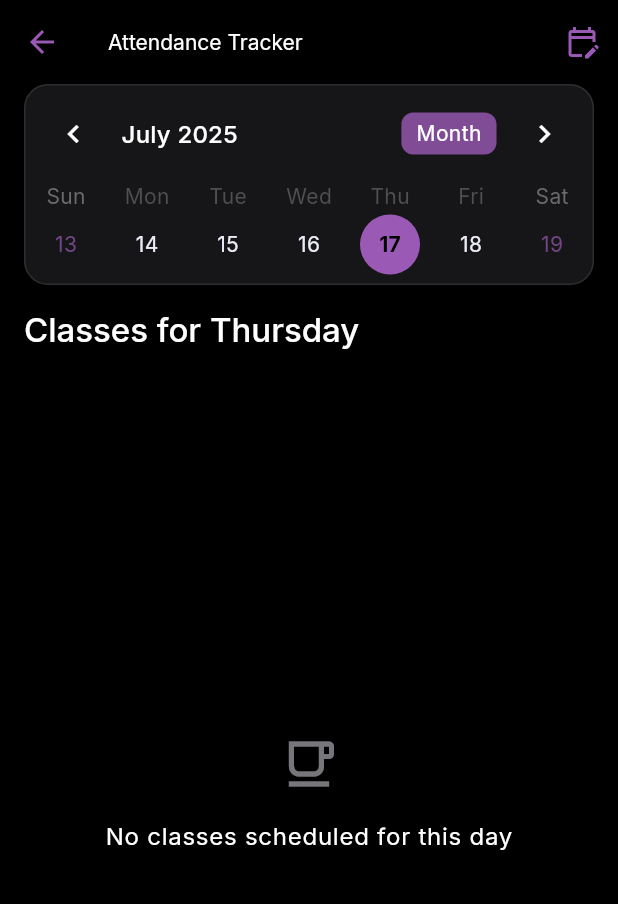
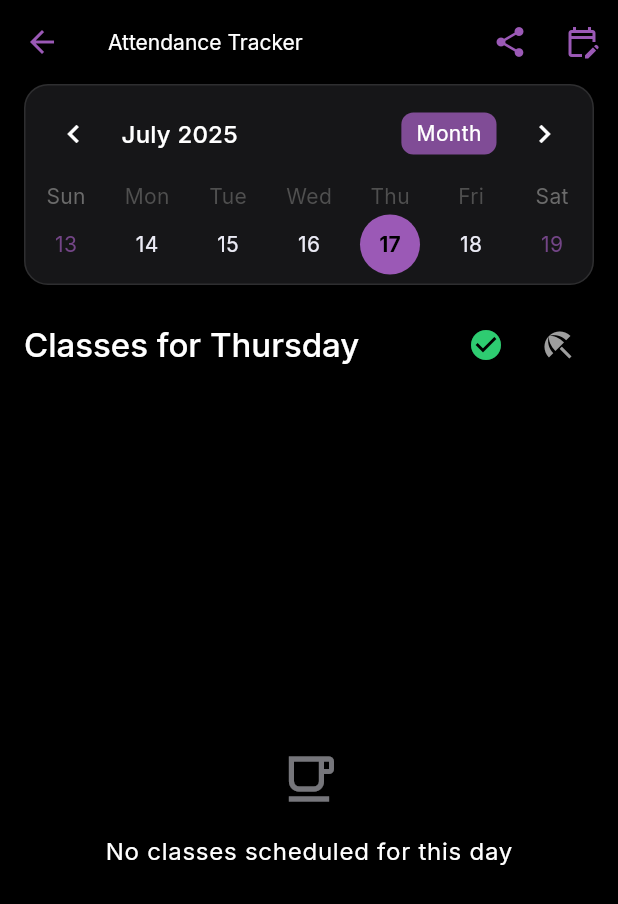
Before and after one commit to akshat2474/TimeWise, a Flutter app: the AttendanceScreen screen opened directly, on a phone screen of 412 x 824 dp. Shown: the top 904 px of the screen. Run offline on Flutter 3.47's test engine with Material 3 defaults, Android fonts, the phone set to English and light mode, and no system bars; drawn by our look-alikes of table_calendar; our stand-ins replace csv, fl_chart, flutter_colorpicker, flutter_local_notifications, google_fonts, percent_indicator and 3 more; accounts and stored records are empty.

Commit message:
added new features

```diff
--- a/lib/models/subject_model.dart
+++ b/lib/models/subject_model.dart
@@ -1,3 +1,4 @@
+import 'package:flutter/material.dart';
 import 'package:uuid/uuid.dart';
 
 enum SubjectType { theory, practical, elective }
@@ -10,6 +11,7 @@ class Subject {
   final bool hasPractical;
   final CreditType creditType;
   final SubjectType subjectType;
+  Color color;
 
   Subject({
     String? id,
@@ -17,7 +19,9 @@ class Subject {
     required this.hasPractical,
     required this.creditType,
     required this.subjectType,
+    this.color = Colors.blue,
   }) : id = id ?? const Uuid().v4();
+
   int get totalTheoryHours {
     if (creditType == CreditType.fourCredit) {
       return hasPractical ? 42 : 42;
@@ -63,6 +67,7 @@ class Subject {
       'hasPractical': hasPractical,
       'creditType': creditType.name,
       'subjectType': subjectType.name,
+      'color': color.value,
     };
   }
 
@@ -77,16 +82,18 @@ class Subject {
       subjectType: SubjectType.values.firstWhere(
         (e) => e.name == json['subjectType'],
       ),
+      color: Color(json['color']),
     );
   }
 
-  Subject copyWith({String? name}) {
+  Subject copyWith({String? name, Color? color}) {
     return Subject(
       id: id,
       name: name ?? this.name,
       hasPractical: hasPractical,
       creditType: creditType,
       subjectType: subjectType,
+      color: color ?? this.color,
     );
   }
 }
--- a/lib/screens/attendance_screen.dart
+++ b/lib/screens/attendance_screen.dart
@@ -5,6 +5,8 @@ import 'package:provider/provider.dart';
 import 'package:table_calendar/table_calendar.dart';
 import 'package:percent_indicator/percent_indicator.dart';
 import 'package:timewise_dtu/models/subject_model.dart';
+import 'package:timewise_dtu/screens/subject_details_screen.dart';
+import 'package:timewise_dtu/services/export_service.dart';
 import 'timetable_grid_screen.dart';
 import '../models/timetable_model.dart';
 import '../theme/app_theme.dart';
@@ -20,6 +22,7 @@ class _AttendanceScreenState extends State<AttendanceScreen> {
   late DateTime _selectedDate;
   late DateTime _focusedDate;
   CalendarFormat _calendarFormat = CalendarFormat.week;
+  final ExportService _exportService = ExportService();
 
   @override
   void initState() {
@@ -82,19 +85,14 @@ class _AttendanceScreenState extends State<AttendanceScreen> {
                   Container(
                     padding: const EdgeInsets.all(10),
                     decoration: BoxDecoration(
-                      color: (classInfo.isTheory
-                              ? AppTheme.accentBlue
-                              : theme.colorScheme.secondary)
-                          .withOpacity(0.15),
+                      color: (classInfo.subject.color).withOpacity(0.15),
                       borderRadius: BorderRadius.circular(12),
                     ),
                     child: Icon(
                       classInfo.isTheory
                           ? Icons.book_outlined
                           : Icons.science_outlined,
-                      color: classInfo.isTheory
-                          ? AppTheme.accentBlue
-                          : theme.colorScheme.secondary,
+                      color: classInfo.subject.color,
                       size: 24,
                     ),
                   ),
@@ -348,6 +346,8 @@ class _AttendanceScreenState extends State<AttendanceScreen> {
         final dayName = _getDayName(_selectedDate);
         final classesForSelectedDay =
             _isWeekday(_selectedDate) ? model.getClassesForDay(dayName) : [];
+        final heatmapData = model.getCalendarHeatmapData();
+
         return Scaffold(
           body: CustomScrollView(
             slivers: [
@@ -356,6 +356,11 @@ class _AttendanceScreenState extends State<AttendanceScreen> {
                 pinned: true,
                 floating: true,
                 actions: [
+                  IconButton(
+                    onPressed: () => _exportService.exportAttendance(model.attendanceRecords),
+                    icon: const Icon(Icons.share),
+                    tooltip: 'Export Attendance',
+                  ),
                   IconButton(
                     onPressed: _showEditOptions,
                     icon: const Icon(Icons.edit_calendar_outlined),
@@ -420,44 +425,18 @@ class _AttendanceScreenState extends State<AttendanceScreen> {
                         shape: BoxShape.circle,
                       ),
                     ),
-                    eventLoader: (day) {
-                      final recordsForDay = model.attendanceRecords
-                          .where((record) => isSameDay(record.date, day));
-                      return recordsForDay.isNotEmpty ? [1] : [];
-                    },
                     calendarBuilders: CalendarBuilders(
                       markerBuilder: (context, day, events) {
-                        if (events.isEmpty) return null;
-
-                        final records = model.attendanceRecords
-                            .where((record) => isSameDay(record.date, day))
-                            .toList();
-
-                        if (records.isEmpty) return null;
-
-                        Color markerColor;
-                        if (records
-                            .any((r) => r.status == AttendanceStatus.absent)) {
-                          markerColor = theme.colorScheme.error;
-                        } else if (records.any(
-                            (r) => r.status == AttendanceStatus.massBunk)) {
-                          markerColor = Colors.orangeAccent;
-                        } else if (records
-                            .any((r) => r.status == AttendanceStatus.present)) {
-                          markerColor = theme.colorScheme.secondary;
-                        } else {
-                          markerColor = Colors.grey;
-                        }
-
+                        final date = DateTime(day.year, day.month, day.day);
+                        if (heatmapData.containsKey(date)) {
                           return Container(
-                          width: 7,
-                          height: 7,
-                          margin: const EdgeInsets.symmetric(horizontal: 1.5),
                             decoration: BoxDecoration(
+                              color: heatmapData[date]!.withOpacity(0.5),
                               shape: BoxShape.circle,
-                            color: markerColor,
                             ),
                           );
+                        }
+                        return null;
                       },
                     ),
                   ),
@@ -466,9 +445,30 @@ class _AttendanceScreenState extends State<AttendanceScreen> {
               SliverToBoxAdapter(
                 child: Padding(
                   padding: const EdgeInsets.symmetric(horizontal: 16.0),
-                  child: Text(
+                  child: Row(
+                    mainAxisAlignment: MainAxisAlignment.spaceBetween,
+                    children: [
+                      Text(
                         'Classes for $dayName',
                         style: theme.textTheme.titleLarge,
+                      ),
+                      Row(
+                        children: [
+                          IconButton(
+                            onPressed: () => model.bulkMarkDay(_selectedDate, AttendanceStatus.present),
+                            icon: const Icon(Icons.check_circle),
+                            tooltip: "Mark All Present",
+                            color: AppTheme.secondary,
+                          ),
+                          IconButton(
+                            onPressed: () => model.bulkMarkDay(_selectedDate, AttendanceStatus.holiday),
+                            icon: const Icon(Icons.beach_access),
+                            tooltip: "Mark All as Holiday",
+                            color: Colors.grey,
+                          )
+                        ],
+                      )
+                    ],
                   ),
                 ),
               ),
@@ -558,8 +558,7 @@ class _AttendanceScreenState extends State<AttendanceScreen> {
 
   Widget _buildClassCard(ClassInfo classInfo, AttendanceStatus? status) {
     final theme = Theme.of(context);
-    final cardColor =
-        classInfo.isTheory ? AppTheme.accentBlue : theme.colorScheme.secondary;
+    final cardColor = classInfo.subject.color;
 
     return GestureDetector(
       onTap: () => _showAttendanceDialog(classInfo),
@@ -618,7 +617,9 @@ class _AttendanceScreenState extends State<AttendanceScreen> {
   Widget _buildSummaryCard(Subject subject, AttendanceSummary theoryData,
       AttendanceSummary practicalData) {
     final theme = Theme.of(context);
-    return Card(
+    return GestureDetector(
+      onTap: () => Navigator.push(context, MaterialPageRoute(builder: (_) => SubjectDetailsScreen(subject: subject))),
+      child: Card(
         child: Padding(
           padding: const EdgeInsets.all(16.0),
           child: Column(
@@ -636,7 +637,7 @@ class _AttendanceScreenState extends State<AttendanceScreen> {
                       child: _buildRadialGauge(
                         title: 'Theory',
                         data: theoryData,
-                      color: AppTheme.accentBlue,
+                        color: subject.color,
                         percentageWithMassBunk: theoryData.percentage,
                       ),
                     ),
@@ -646,7 +647,7 @@ class _AttendanceScreenState extends State<AttendanceScreen> {
                       child: _buildRadialGauge(
                         title: 'Practical',
                         data: practicalData,
-                      color: theme.colorScheme.secondary,
+                        color: subject.color.withGreen(200),
                         percentageWithMassBunk: practicalData.percentage,
                       ),
                     ),
@@ -666,6 +667,7 @@ class _AttendanceScreenState extends State<AttendanceScreen> {
                   ),
                 ),
             ],
+          ),
         ),
       ),
     );
--- a/pubspec.yaml
+++ b/pubspec.yaml
@@ -21,6 +21,11 @@ dependencies:
   percent_indicator: ^4.2.5
   intl: ^0.20.2
   google_fonts: ^6.2.1
+  flutter_colorpicker: ^1.0.3
+  fl_chart: ^0.63.0
+  csv: ^5.0.1
+  path_provider: ^2.0.15
+  share_plus: ^7.0.2
 
 dev_dependencies:
   flutter_test:
```
Also changed, not shown: lib/models/timetable_model.dart (+51 -1 lines), lib/screens/home_screen.dart (+29 -63 lines), lib/screens/subject_details_screen.dart (added, +218 -0 lines), lib/screens/subject_setup_screen.dart (+46 -2 lines), lib/services/export_service.dart (added, +32 -0 lines), pubspec.lock, 3 other files. Lines whose indentation alone changed are shown as unchanged.
